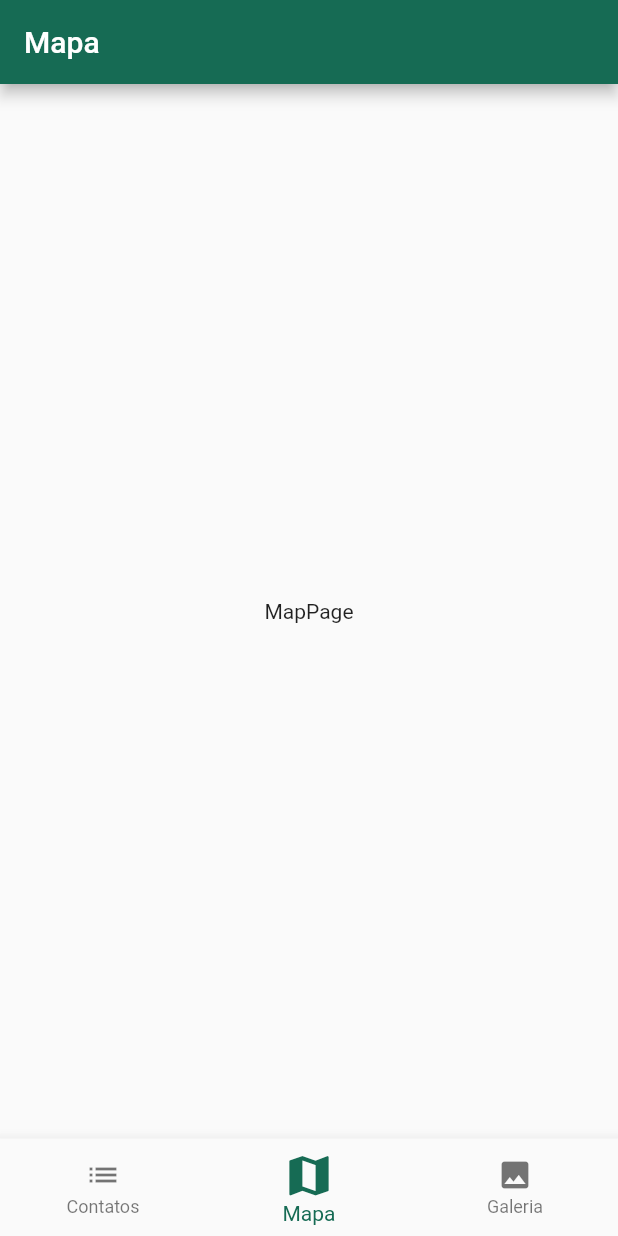
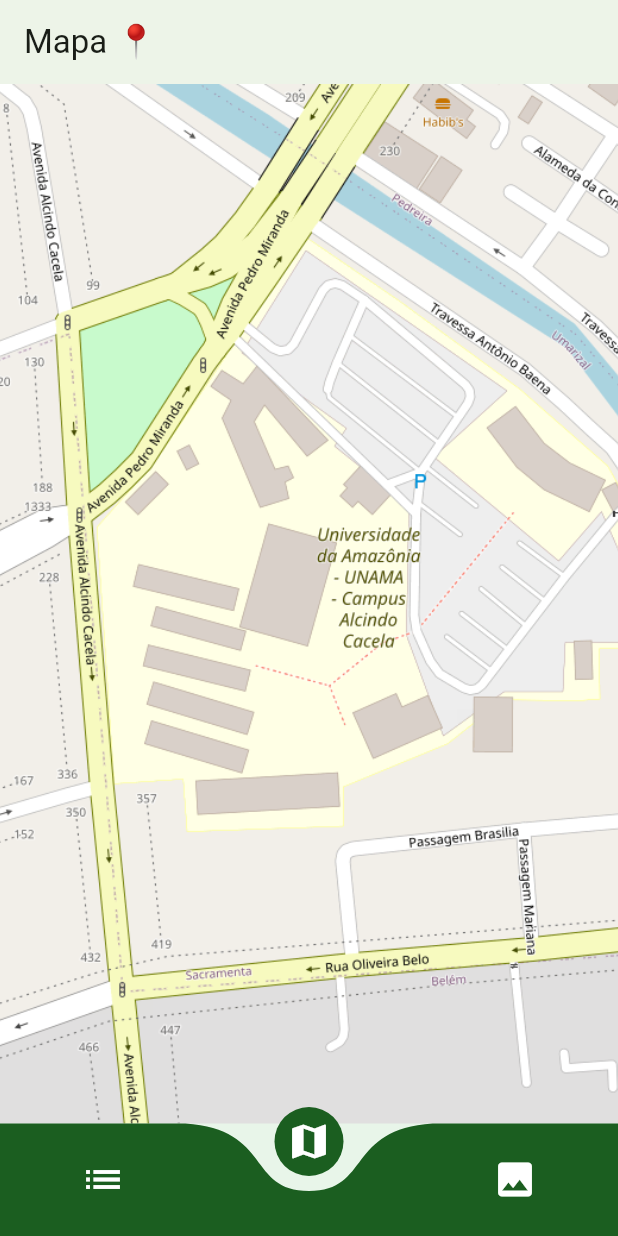
Before and after one commit to lucasdasial/unama_maps, a Flutter app: the screen it shows after launch, on a phone screen of 412 x 824 dp. Run offline on Flutter 3.47's test engine with Material 2 defaults, Android fonts, the phone set to English and light mode, and no system bars; drawn by our look-alikes of curved_navigation_bar.

Commit message:
feat: navigation bar updated

```diff
--- a/lib/app.dart
+++ b/lib/app.dart
@@ -12,11 +12,8 @@ class App extends StatelessWidget {
       title: "Unama Maps",
       debugShowCheckedModeBanner: false,
       theme: ThemeData(
-        // useMaterial3: false,
-        colorScheme: ColorScheme.fromSeed(
-            seedColor: Color.fromARGB(255, 104, 207, 173),
-            brightness: Brightness.light),
-      ),
+          useMaterial3: true,
+          colorScheme: ColorScheme.fromSeed(seedColor: Colors.green)),
       home: const HomePage(),
     );
   }
--- a/lib/pages/gallery_page.dart
+++ b/lib/pages/gallery_page.dart
@@ -8,7 +8,7 @@ class GalleryPage extends StatelessWidget {
   @override
   Widget build(BuildContext context) {
     return Scaffold(
-      appBar: AppBar(title: const Text('Galeria')),
+      appBar: AppBar(title: const Text('Galeria 🖼️'), elevation: 1),
       body: const Center(
         child: Text('GalleryPage'),
       ),
--- a/lib/pages/home_page.dart
+++ b/lib/pages/home_page.dart
@@ -1,3 +1,4 @@
+import 'package:curved_navigation_bar/curved_navigation_bar.dart';
 import 'package:flutter/material.dart';
 import 'package:unama_maps/pages/contact_page.dart';
 import 'package:unama_maps/pages/gallery_page.dart';
@@ -26,6 +27,15 @@ class _HomePageState extends State<HomePage> {
     pc = PageController(initialPage: currentPage);
   }
 
+  void handleOnTap(int pageSelected) {
+    print('lucas');
+    pc.animateToPage(
+      pageSelected,
+      duration: const Duration(milliseconds: 400),
+      curve: Curves.ease,
+    );
+  }
+
   @override
   Widget build(BuildContext context) {
     return Scaffold(
@@ -38,19 +48,29 @@ class _HomePageState extends State<HomePage> {
           GalleryPage(),
         ],
       ),
-      bottomNavigationBar: BottomNavigationBar(
-        currentIndex: currentPage,
-        items: const [
-          BottomNavigationBarItem(icon: Icon(Icons.list), label: 'Contatos'),
-          BottomNavigationBarItem(icon: Icon(Icons.map), label: 'Mapa'),
-          BottomNavigationBarItem(icon: Icon(Icons.image), label: 'Galeria'),
+      backgroundColor: Colors.green,
+      bottomNavigationBar: CurvedNavigationBar(
+        backgroundColor: Colors.green.shade50,
+        color: Colors.green.shade900,
+        items: const <Widget>[
+          Icon(
+            Icons.list,
+            size: 30,
+            color: Colors.white,
+          ),
+          Icon(
+            Icons.map,
+            size: 30,
+            color: Colors.white,
+          ),
+          Icon(
+            Icons.image,
+            size: 30,
+            color: Colors.white,
+          ),
         ],
-        onTap: (pageSelected) {
-          pc.animateToPage(pageSelected,
-              duration: const Duration(milliseconds: 400), curve: Curves.ease);
-        },
-        // selectedItemColor: Colors.green[300],
-        selectedIconTheme: const IconThemeData(size: 35),
+        onTap: handleOnTap,
+        index: currentPage,
       ),
     );
   }
--- a/lib/pages/map_page.dart
+++ b/lib/pages/map_page.dart
@@ -8,9 +8,23 @@ class MapPage extends StatelessWidget {
   @override
   Widget build(BuildContext context) {
     return Scaffold(
-        appBar: AppBar(title: const Text('Mapa')),
-        body: const Center(
-          child: Text('MapPage'),
-        ));
+      appBar: AppBar(
+        title: const Text('Mapa 📍'),
+        elevation: 1,
+      ),
+      body: InteractiveViewer(
+        panEnabled: false,
+        // boundaryMargin: const EdgeInsets.all(1000),
+        minScale: 1,
+        maxScale: 2.5,
+        child: const Image(
+          image: AssetImage('assets/images/map_unama.png'),
+          alignment: Alignment.center,
+          height: double.infinity,
+          width: double.infinity,
+          fit: BoxFit.cover,
+        ),
+      ),
+    );
   }
 }
--- a/pubspec.yaml
+++ b/pubspec.yaml
@@ -32,6 +32,7 @@ dependencies:
     sdk: flutter
 
   url_launcher: ^6.0.9
+  curved_navigation_bar: ^1.0.3 #latest version
   # The following adds the Cupertino Icons font to your application.
   # Use with the CupertinoIcons class for iOS style icons.
   cupertino_icons: ^1.0.2
@@ -58,8 +59,9 @@ flutter:
   uses-material-design: true
 
   # To add assets to your application, add an assets section, like this:
-  # assets:
-  #   - assets/images
+  assets:
+    - assets/images/unama_logo.png
+    - assets/images/map_unama.png
 
   # An image asset can refer to one or more resolution-specific "variants", see
   # https://flutter.dev/assets-and-images/#resolution-aware
```
Also changed, not shown: lib/pages/contact_page.dart (+10 -5 lines), assets/images/map_unama.png (added), assets/images/unama_logo.png (added), pubspec.lock.
